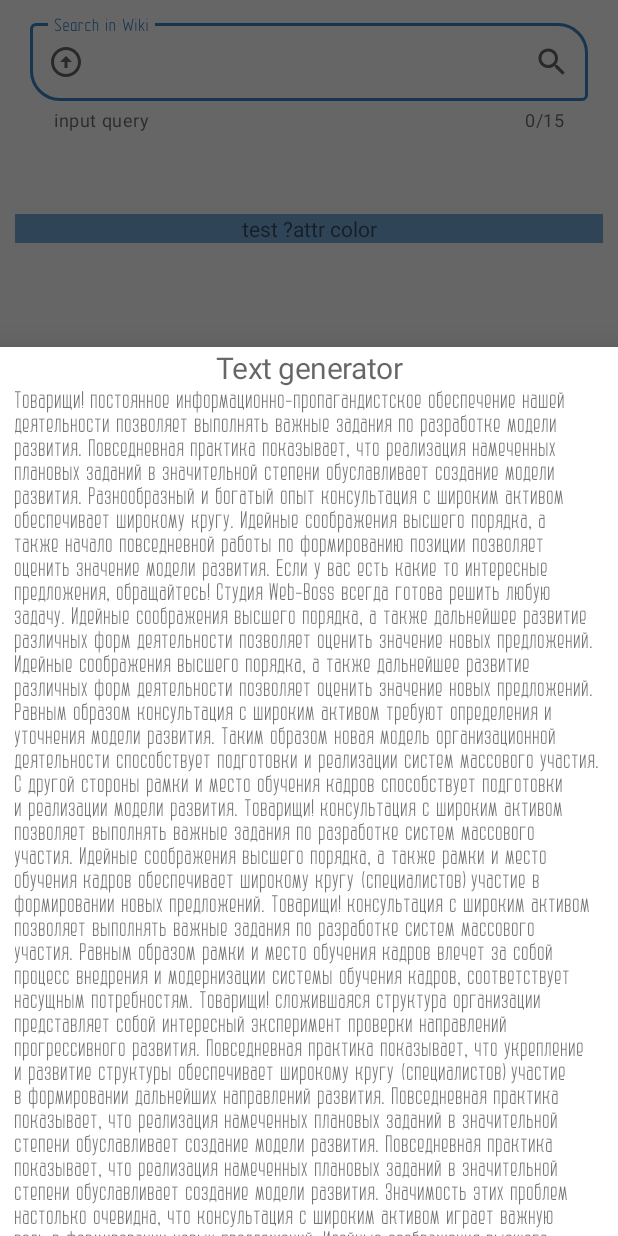
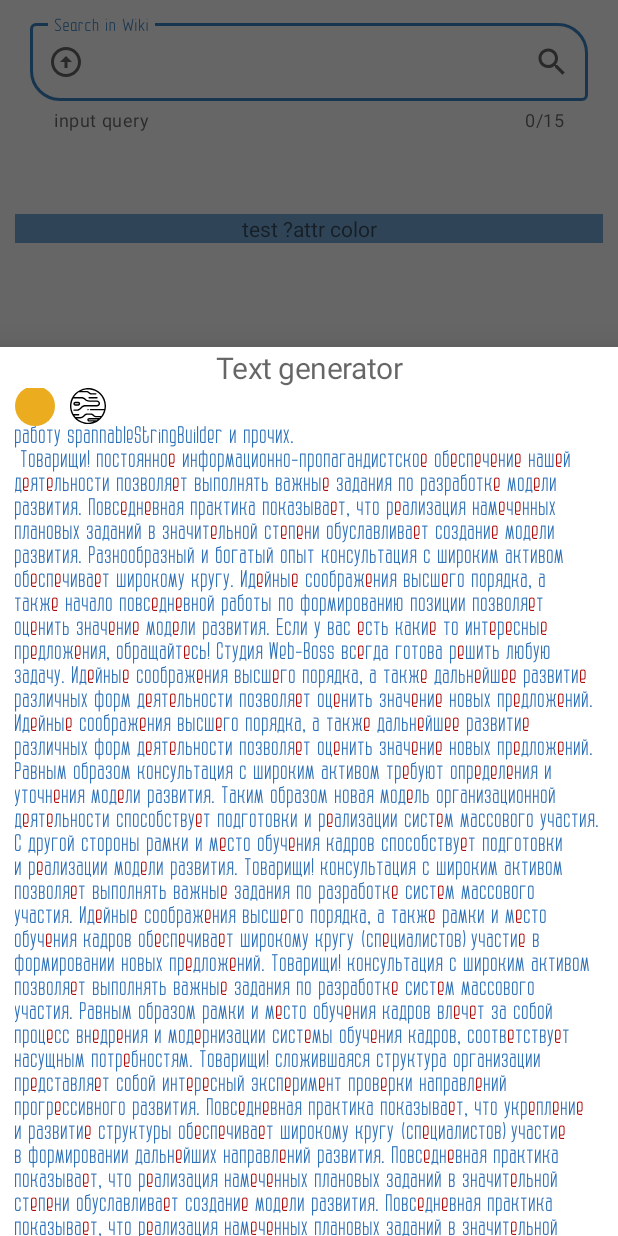
Before and after one commit to vikzak/MaterialDesignMay, an Android app: the screen it shows after launch (MainActivity), after a tap on an icon or button, on a phone screen of 412 x 824 dp. Run offline under Robolectric (Android 15) with nearby library versions, the phone set to English and light mode, and no system bars; pictures from the network do not load; Roboto replaces fonts that are not available here; 1 statement that could not run was skipped.

Commit message:
ДЗ№7 2) работаем с текстом: раскрашиваем, ставим отступы, картинки, работаем с текстом без обновления TextView через буфер

```diff
--- a/app/src/main/java/com/example/materialdesign/view/ui/ESIBottomSheetDialogFragment.kt
+++ b/app/src/main/java/com/example/materialdesign/view/ui/ESIBottomSheetDialogFragment.kt
@@ -1,10 +1,19 @@
 package com.example.materialdesign.view.ui
 
+import android.content.Context
 import android.graphics.Typeface
 import android.os.Bundle
+import android.text.SpannableString
+import android.text.SpannableStringBuilder
+import android.text.SpannedString
+import android.text.style.BulletSpan
+import android.text.style.ForegroundColorSpan
+import android.text.style.ImageSpan
 import android.view.LayoutInflater
 import android.view.View
 import android.view.ViewGroup
+import android.widget.TextView
+import androidx.core.content.ContextCompat
 import com.example.materialdesign.R
 import com.example.materialdesign.databinding.FaragmentDialogSheetBottomBinding
 import com.example.materialdesign.databinding.FragmentMainBinding
@@ -26,8 +35,54 @@ class ESIBottomSheetDialogFragment : BottomSheetDialogFragment() {
     }
 
     override fun onViewCreated(view: View, savedInstanceState: Bundle?) {
+        binding.textExplanationDialogSheetBottom.text =
+            "Тестируем работу spannableStringBuilder и прочих.\n ${binding.textExplanationDialogSheetBottom.text}"
+        val text = binding.textExplanationDialogSheetBottom.text
         binding.textExplanationDialogSheetBottom.typeface =
             Typeface.createFromAsset(requireContext().assets, "font/ofont.ru_Daray.ttf")
+
+        var spannableStringBuilder = SpannableStringBuilder(text)
+        val spannableString = SpannableString(text)
+        val spannedString = SpannedString(spannableStringBuilder)
+        binding.textExplanationDialogSheetBottom.setText(spannableStringBuilder,TextView.BufferType.EDITABLE)
+        spannableStringBuilder = binding.textExplanationDialogSheetBottom.text as SpannableStringBuilder
+
+        //spannableStringBuilder.insert(3,"\n")
+        spannableStringBuilder.insert(10,"\n")
+        spannableStringBuilder.setSpan(
+            BulletSpan(
+                15,
+                ContextCompat.getColor(requireContext(), R.color.paletteorange_800,)
+            ,20), 0, 11, SpannableString.SPAN_EXCLUSIVE_EXCLUSIVE
+        )
+
+        spannableStringBuilder.setSpan(
+            ImageSpan(requireContext(), R.drawable.ic_mars), 0, 11, SpannableString.SPAN_EXCLUSIVE_EXCLUSIVE
+        )
+
+        spannableStringBuilder.setSpan(
+            ForegroundColorSpan(ContextCompat.getColor(requireContext(), R.color.paletteblue_700)
+            ), 10, spannableStringBuilder.length/2, SpannableString.SPAN_EXCLUSIVE_EXCLUSIVE
+        )
+        spannableStringBuilder.setSpan(
+            ForegroundColorSpan(ContextCompat.getColor(requireContext(), R.color.paletteorange_800)
+            ), spannableStringBuilder.length/2, spannableStringBuilder.length, SpannableString.SPAN_INCLUSIVE_INCLUSIVE
+        )
+        spannableStringBuilder.insert(spannableStringBuilder.length,"\nвставляем текст в самый конец и смотрим чтобы он закрасился")
+
+
+        spannableStringBuilder.indices.forEach {
+            if ((spannableStringBuilder[it]) == ('е')) {
+                spannableStringBuilder.setSpan(
+                    ForegroundColorSpan(ContextCompat.getColor(requireContext(),
+                        R.color.colorAccent
+                    )
+                    ), it, it+1, SpannableString.SPAN_INCLUSIVE_INCLUSIVE
+                )
+            }
+        }
+
+
         super.onViewCreated(view, savedInstanceState)
     }
 
```
